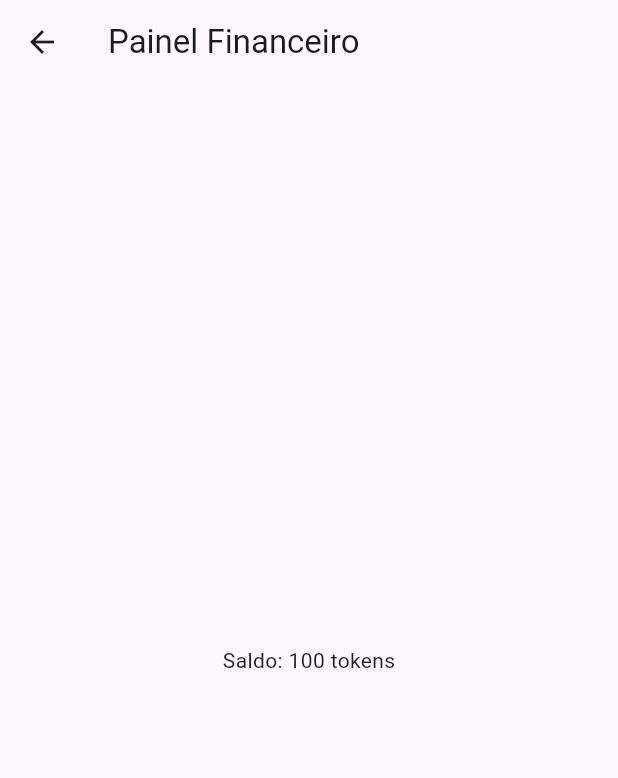
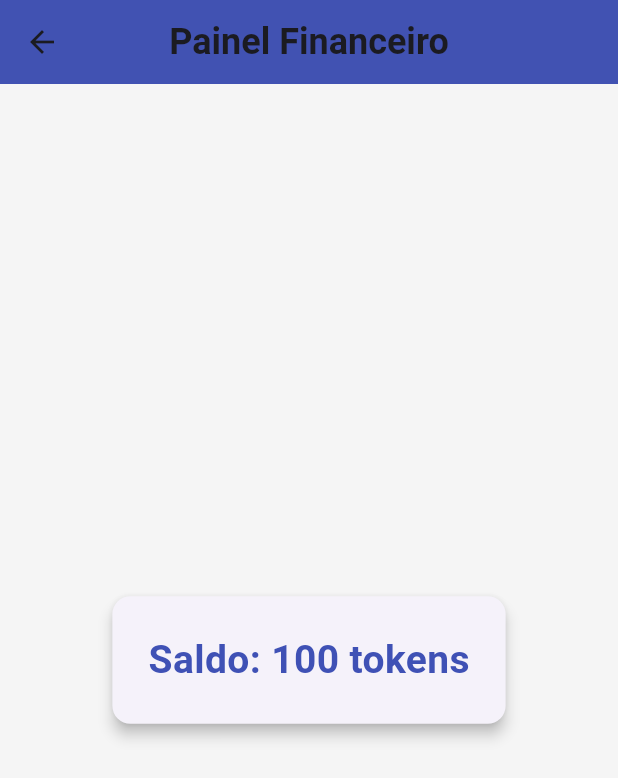
Before and after one commit to Guigooh/smart_has_fiap, a Flutter app: the screen it shows after launch, after a tap on "Painel Financeiro", on a phone screen of 412 x 824 dp. Shown: the top 778 px of the screen. Run offline on Flutter 3.47's test engine with Material 3 defaults, Android fonts, the light colour scheme and no system bars.

Commit message:
Finalizado flutter para essa fase

```diff
--- a/smart_has_app/lib/main.dart
+++ b/smart_has_app/lib/main.dart
@@ -9,6 +9,24 @@
   Widget build(BuildContext context) {
     return MaterialApp(
       title: 'Smart HAS',
+      theme: ThemeData(
+        colorScheme: ColorScheme.fromSeed(seedColor: Colors.indigo),
+        useMaterial3: true,
+        scaffoldBackgroundColor: Colors.grey[100],
+        textTheme: TextTheme(
+          titleLarge: TextStyle(fontSize: 22, fontWeight: FontWeight.bold),
+          bodyMedium: TextStyle(fontSize: 18),
+        ),
+        elevatedButtonTheme: ElevatedButtonThemeData(
+          style: ElevatedButton.styleFrom(
+            padding: EdgeInsets.symmetric(vertical: 16, horizontal: 24),
+            shape: RoundedRectangleBorder(
+              borderRadius: BorderRadius.circular(12),
+            ),
+            textStyle: TextStyle(fontSize: 18, fontWeight: FontWeight.w600),
+          ),
+        ),
+      ),
       home: HomeScreen(),
       routes: {
         '/painel': (context) => PainelFinanceiroScreen(),
@@ -19,35 +37,79 @@
   }
 }
 
+AppBar buildAppBar(String title) {
+  return AppBar(
+    title: Text(
+      title,
+      style: TextStyle(fontWeight: FontWeight.bold, fontSize: 24),
+    ),
+    centerTitle: true,
+    backgroundColor: Colors.indigo,
+
+    elevation: 4,
+  );
+}
+
 class HomeScreen extends StatelessWidget {
   @override
   Widget build(BuildContext context) {
     WidgetsBinding.instance.addPostFrameCallback((_) {
       ScaffoldMessenger.of(context).showSnackBar(
-        SnackBar(content: Text('Notificação: Você recebeu um novo benefício!')),
+        SnackBar(
+          content: Text('Notificação: Você recebeu um novo benefício!'),
+          behavior: SnackBarBehavior.floating,
+          backgroundColor: Colors.indigo,
+        ),
       );
     });
 
     return Scaffold(
-      appBar: AppBar(title: Text('Smart HAS Home')),
-      body: Center(
+      appBar: buildAppBar('Smart HAS Home'),
+      body: Padding(
+        padding: const EdgeInsets.all(24.0),
+        child: Center(
           child: Column(
             mainAxisAlignment: MainAxisAlignment.center,
             children: [
-            ElevatedButton(
-              onPressed: () => Navigator.pushNamed(context, '/painel'),
-              child: Text('Painel Financeiro'),
+              buildHomeButton(
+                context,
+                icon: Icons.account_balance_wallet,
+                label: 'Painel Financeiro',
+                route: '/painel',
               ),
-            ElevatedButton(
-              onPressed: () => Navigator.pushNamed(context, '/mapa'),
-              child: Text('Mapa'),
+              SizedBox(height: 20),
+              buildHomeButton(
+                context,
+                icon: Icons.map,
+                label: 'Mapa',
+                route: '/mapa',
               ),
-            ElevatedButton(
-              onPressed: () => Navigator.pushNamed(context, '/votacao'),
-              child: Text('Votação DAO'),
+              SizedBox(height: 20),
+              buildHomeButton(
+                context,
+                icon: Icons.how_to_vote,
+                label: 'Votação DAO',
+                route: '/votacao',
               ),
             ],
           ),
+        ),
+      ),
+    );
+  }
+
+  Widget buildHomeButton(
+    BuildContext context, {
+    required IconData icon,
+    required String label,
+    required String route,
+  }) {
+    return SizedBox(
+      width: double.infinity,
+      child: ElevatedButton.icon(
+        icon: Icon(icon, size: 28),
+        label: Text(label),
+        onPressed: () => Navigator.pushNamed(context, route),
       ),
     );
   }
@@ -57,8 +119,26 @@
   @override
   Widget build(BuildContext context) {
     return Scaffold(
-      appBar: AppBar(title: Text('Painel Financeiro')),
-      body: Center(child: Text('Saldo: 100 tokens')),
+      appBar: buildAppBar('Painel Financeiro'),
+      body: Center(
+        child: Card(
+          elevation: 4,
+          shape: RoundedRectangleBorder(
+            borderRadius: BorderRadius.circular(12),
+          ),
+          child: Padding(
+            padding: const EdgeInsets.all(24.0),
+            child: Text(
+              'Saldo: 100 tokens',
+              style: TextStyle(
+                fontSize: 26,
+                fontWeight: FontWeight.bold,
+                color: Colors.indigo,
+              ),
+            ),
+          ),
+        ),
+      ),
     );
   }
 }
@@ -67,8 +147,24 @@
   @override
   Widget build(BuildContext context) {
     return Scaffold(
-      appBar: AppBar(title: Text('Mapa')),
-      body: Center(child: Text('Aqui vai o mapa')),
+      appBar: buildAppBar('Mapa'),
+      body: Center(
+        child: Card(
+          elevation: 4,
+          shape: RoundedRectangleBorder(
+            borderRadius: BorderRadius.circular(16),
+          ),
+          child: Container(
+            width: 300,
+            height: 300,
+            decoration: BoxDecoration(
+              borderRadius: BorderRadius.circular(16),
+              color: Colors.indigo[50],
+            ),
+            child: Icon(Icons.map, size: 100, color: Colors.indigo),
+          ),
+        ),
+      ),
     );
   }
 }
@@ -77,8 +173,22 @@
   @override
   Widget build(BuildContext context) {
     return Scaffold(
-      appBar: AppBar(title: Text('Votação DAO')),
-      body: Center(child: Text('Propostas de votação aqui')),
+      appBar: buildAppBar('Votação DAO'),
+      body: Center(
+        child: Card(
+          elevation: 4,
+          shape: RoundedRectangleBorder(
+            borderRadius: BorderRadius.circular(12),
+          ),
+          child: Padding(
+            padding: const EdgeInsets.all(24.0),
+            child: Text(
+              'Propostas de votação aqui',
+              style: TextStyle(fontSize: 24, fontWeight: FontWeight.w500),
+            ),
+          ),
+        ),
+      ),
     );
   }
 }
```
Lines whose indentation alone changed are shown as unchanged.
